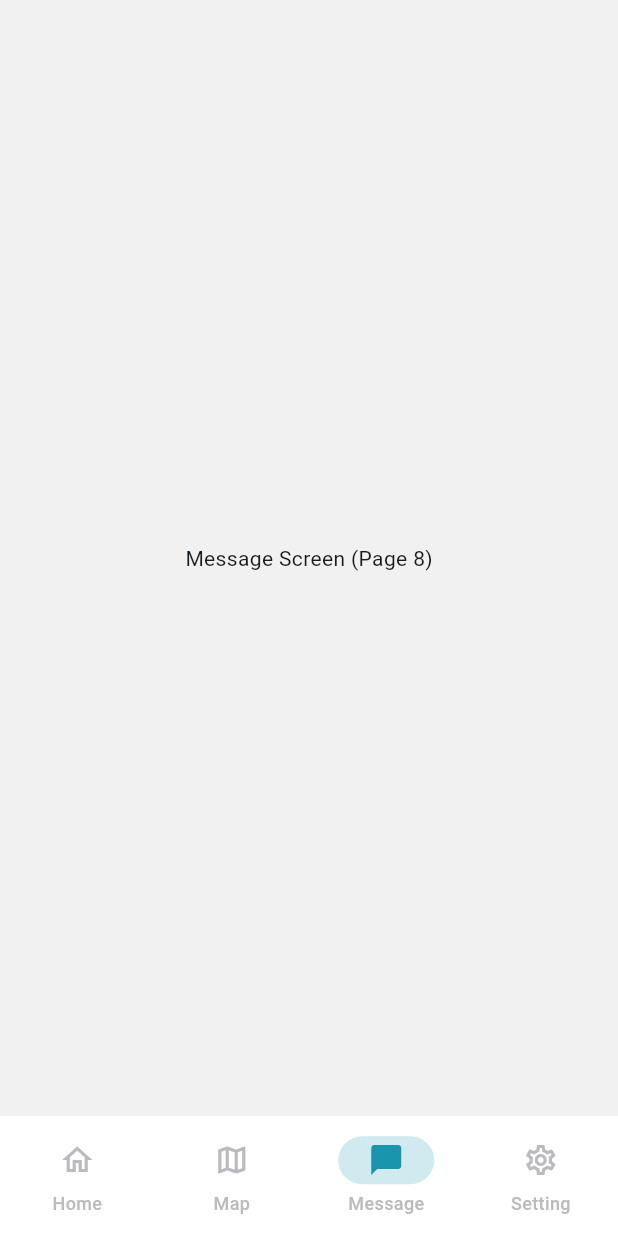
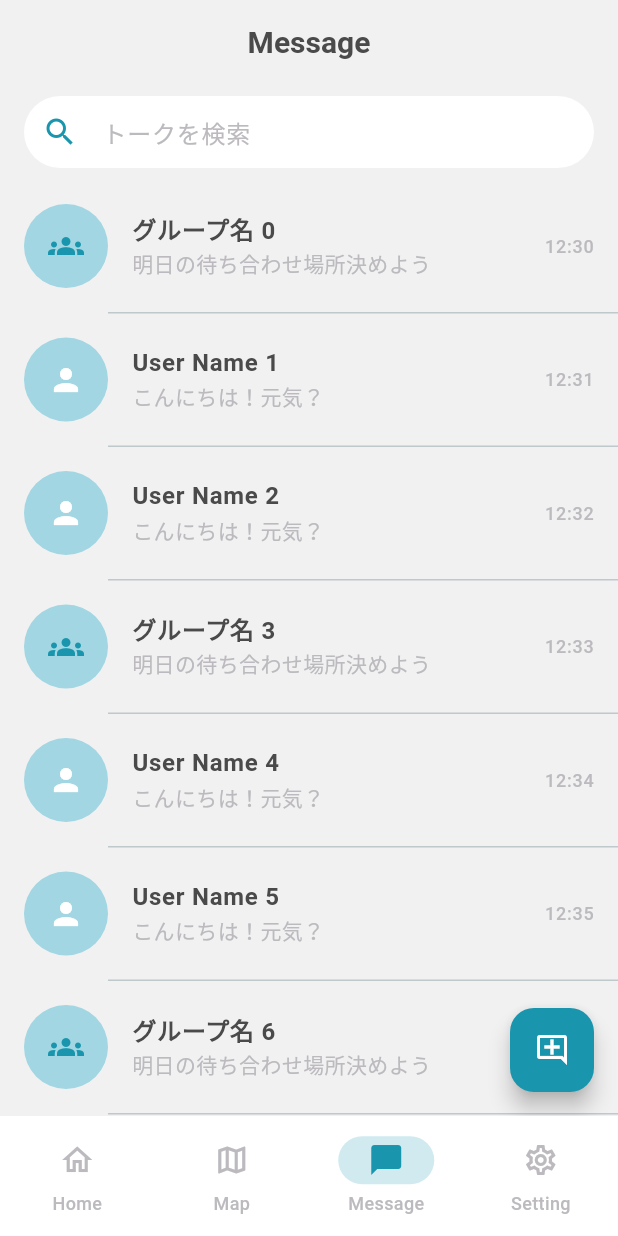
Before and after one commit to iwashi-v3/appointment-app, a Flutter app: the screen it shows after launch, item 3 of the bottom bar chosen, on a phone screen of 412 x 824 dp. Run offline on Flutter 3.47's test engine with Material 3 defaults, Android fonts, the phone set to English and light mode, and no system bars.

Commit message:
message画面のデザインと画面遷移の実装

```diff
--- a/frontend/lib/app.dart
+++ b/frontend/lib/app.dart
@@ -1,7 +1,8 @@
 import 'package:flutter/material.dart';
 import 'constants/app_colors.dart';
 import 'screens/home/home_screen.dart';
-import 'screens/map/map_screen.dart'; // マップ画面をインポート
+import 'screens/map/map_screen.dart';
+import 'screens/message/message_list_screen.dart'; // メッセージ一覧画面をインポート
 
 class MachiawaseApp extends StatelessWidget {
   const MachiawaseApp({super.key});
@@ -11,8 +12,11 @@ class MachiawaseApp extends StatelessWidget {
     return MaterialApp(
       title: 'Machiawase App',
       debugShowCheckedModeBanner: false,
+
+      // アプリ全体のテーマ設定
       theme: ThemeData(
         useMaterial3: true,
+
         // カラーパレット設定
         colorScheme: ColorScheme.fromSeed(
           seedColor: AppColors.primary,
@@ -21,7 +25,11 @@ class MachiawaseApp extends StatelessWidget {
           surface: AppColors.background,
           background: AppColors.background,
         ),
+
+        // 背景色
         scaffoldBackgroundColor: AppColors.background,
+
+        // AppBar（ヘッダー）のテーマ
         appBarTheme: const AppBarTheme(
           backgroundColor: AppColors.background,
           foregroundColor: AppColors.textBody,
@@ -29,6 +37,8 @@ class MachiawaseApp extends StatelessWidget {
           centerTitle: true,
           iconTheme: IconThemeData(color: AppColors.textBody),
         ),
+
+        // 下部ナビゲーションバーのテーマ
         navigationBarTheme: NavigationBarThemeData(
           backgroundColor: Colors.white,
           indicatorColor: AppColors.ice.withOpacity(0.5),
@@ -42,10 +52,14 @@ class MachiawaseApp extends StatelessWidget {
             return const IconThemeData(color: AppColors.warmGray);
           }),
         ),
+
+        // フローティングアクションボタンのテーマ
         floatingActionButtonTheme: const FloatingActionButtonThemeData(
           backgroundColor: AppColors.primary,
           foregroundColor: Colors.white,
         ),
+
+        // ボタンのテーマ
         elevatedButtonTheme: ElevatedButtonThemeData(
           style: ElevatedButton.styleFrom(
             backgroundColor: AppColors.primary,
@@ -76,16 +90,17 @@ class _RootScaffoldState extends State<RootScaffold> {
   Widget build(BuildContext context) {
     // 画面のリスト
     final List<Widget> screens = [
-      const HomeScreen(), // 作成済み
-      const MapScreen(),  // ここを本物のMapScreenに修正しました
-      const Scaffold(body: Center(child: Text('Message Screen (Page 8)'))), // まだ仮置き
-      const Scaffold(body: Center(child: Text('Setting Screen (Page 10)'))), // まだ仮置き
+      const HomeScreen(),        // 1. Home
+      const MapScreen(),         // 2. Map
+      const MessageListScreen(), // 3. Message
+      const Scaffold(body: Center(child: Text('Setting Screen (Page 10)'))), // 4. Setting (仮置き)
     ];
 
     return Scaffold(
       // 現在のインデックスに応じた画面を表示
       body: screens[_currentIndex],
 
+      // 下部のナビゲーションバー
       bottomNavigationBar: NavigationBar(
         selectedIndex: _currentIndex,
         onDestinationSelected: (int index) {
--- /dev/null
+++ b/frontend/lib/screens/message/message_list_screen.dart
@@ -0,0 +1,177 @@
+import 'package:flutter/material.dart';
+import '../../constants/app_colors.dart';
+import 'chat_screen.dart';     // チャット詳細画面
+import 'new_chat_screen.dart'; // 新規トーク作成画面
+
+class MessageListScreen extends StatefulWidget {
+  const MessageListScreen({super.key});
+
+  @override
+  State<MessageListScreen> createState() => _MessageListScreenState();
+}
+
+class _MessageListScreenState extends State<MessageListScreen> {
+  final TextEditingController _searchController = TextEditingController();
+  String _searchText = '';
+
+  // ダミーデータ
+  late List<Map<String, dynamic>> _allChats;
+
+  @override
+  void initState() {
+    super.initState();
+    // 初期データの生成
+    _allChats = List.generate(15, (index) {
+      final isGroup = index % 3 == 0;
+      return {
+        'id': index,
+        'isGroup': isGroup,
+        'name': isGroup ? 'グループ名 $index' : 'User Name $index',
+        'lastMessage': isGroup ? '明日の待ち合わせ場所決めよう' : 'こんにちは！元気？',
+        'time': '12:${30 + index}',
+      };
+    });
+  }
+
+  @override
+  void dispose() {
+    _searchController.dispose();
+    super.dispose();
+  }
+
+  @override
+  Widget build(BuildContext context) {
+    // 検索フィルタリング
+    final filteredChats = _allChats.where((chat) {
+      final name = chat['name'] as String;
+      return name.toLowerCase().contains(_searchText.toLowerCase());
+    }).toList();
+
+    return Scaffold(
+      appBar: AppBar(
+        title: const Text('Message'),
+        backgroundColor: AppColors.background,
+        elevation: 0,
+        centerTitle: true,
+        titleTextStyle: const TextStyle(
+          color: AppColors.textBody,
+          fontSize: 20,
+          fontWeight: FontWeight.bold,
+        ),
+      ),
+
+      // 新規トーク作成ボタン (FAB)
+      floatingActionButton: FloatingActionButton(
+        onPressed: () {
+          Navigator.push(
+            context,
+            MaterialPageRoute(
+              builder: (context) => const NewChatScreen(),
+            ),
+          );
+        },
+        backgroundColor: AppColors.primary,
+        child: const Icon(Icons.add_comment_outlined, color: Colors.white),
+      ),
+
+      body: Column(
+        children: [
+          // --- 検索バー ---
+          Padding(
+            padding: const EdgeInsets.symmetric(horizontal: 16, vertical: 8),
+            child: TextField(
+              controller: _searchController,
+              decoration: InputDecoration(
+                hintText: 'トークを検索',
+                hintStyle: const TextStyle(color: AppColors.warmGray),
+                prefixIcon: const Icon(Icons.search, color: AppColors.primary),
+                filled: true,
+                fillColor: Colors.white,
+                contentPadding: const EdgeInsets.symmetric(vertical: 0),
+                border: OutlineInputBorder(
+                  borderRadius: BorderRadius.circular(30),
+                  borderSide: BorderSide.none,
+                ),
+                suffixIcon: _searchText.isNotEmpty
+                    ? IconButton(
+                        icon: const Icon(Icons.clear, color: AppColors.warmGray),
+                        onPressed: () {
+                          _searchController.clear();
+                          setState(() {
+                            _searchText = '';
+                          });
+                        },
+                      )
+                    : null,
+              ),
+              onChanged: (value) {
+                setState(() {
+                  _searchText = value;
+                });
+              },
+            ),
+          ),
+
+          // --- チャットリスト ---
+          Expanded(
+            child: filteredChats.isEmpty
+                ? Center(
+                    child: Text(
+                      'トークが見つかりませんでした',
+                      style: TextStyle(color: AppColors.textSub),
+                    ),
+                  )
+                : ListView.separated(
+                    itemCount: filteredChats.length,
+                    separatorBuilder: (context, index) => const Divider(height: 1, indent: 72),
+                    itemBuilder: (context, index) {
+                      final chat = filteredChats[index];
+                      final isGroup = chat['isGroup'] as bool;
+                      final name = chat['name'] as String;
+                      final lastMessage = chat['lastMessage'] as String;
+                      final time = chat['time'] as String;
+
+                      return ListTile(
+                        contentPadding: const EdgeInsets.symmetric(horizontal: 16, vertical: 8),
+                        leading: CircleAvatar(
+                          radius: 28,
+                          backgroundColor: isGroup ? AppColors.ice : AppColors.secondary,
+                          child: Icon(
+                            isGroup ? Icons.groups : Icons.person,
+                            color: isGroup ? AppColors.primary : Colors.white,
+                          ),
+                        ),
+                        title: Text(
+                          name,
+                          style: const TextStyle(fontWeight: FontWeight.bold, color: AppColors.textBody),
+                        ),
+                        subtitle: Text(
+                          lastMessage,
+                          maxLines: 1,
+                          overflow: TextOverflow.ellipsis,
+                          style: const TextStyle(color: AppColors.textSub),
+                        ),
+                        trailing: Text(
+                          time,
+                          style: const TextStyle(fontSize: 12, color: AppColors.textSub),
+                        ),
+                        onTap: () {
+                          Navigator.push(
+                            context,
+                            MaterialPageRoute(
+                              builder: (context) => ChatScreen(
+                                name: name,
+                                isGroup: isGroup,
+                              ),
+                            ),
+                          );
+                        },
+                      );
+                    },
+                  ),
+          ),
+        ],
+      ),
+    );
+  }
+}
```
Also changed, not shown: frontend/lib/screens/message/chat_screen.dart (added, +165 -0 lines), frontend/lib/screens/message/new_chat_screen.dart (added, +308 -0 lines).
